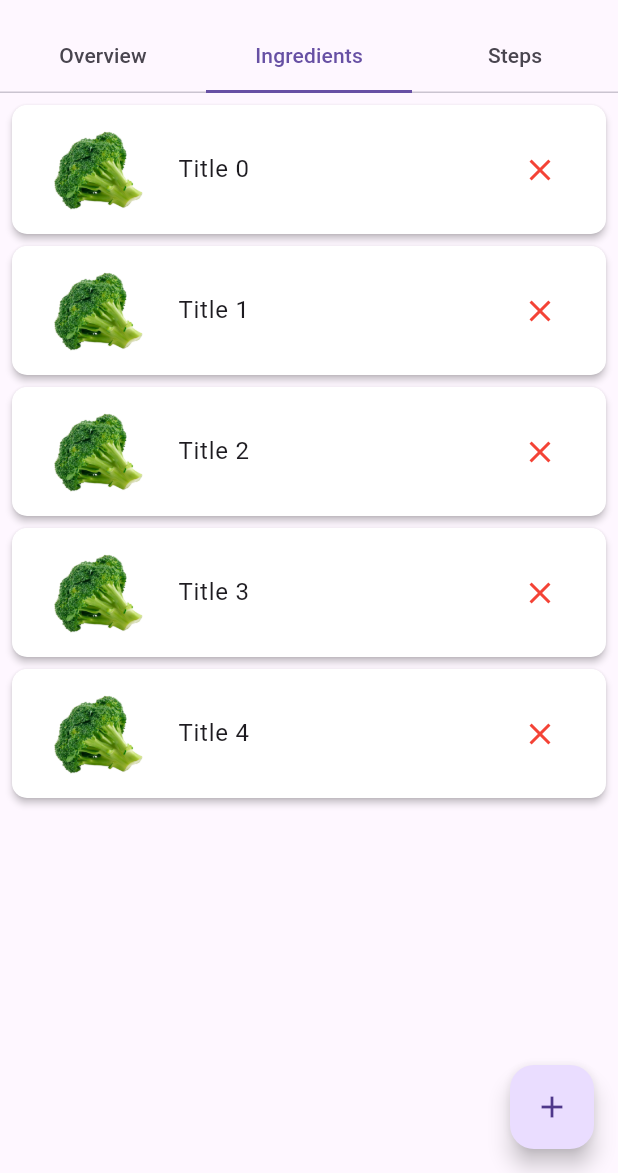
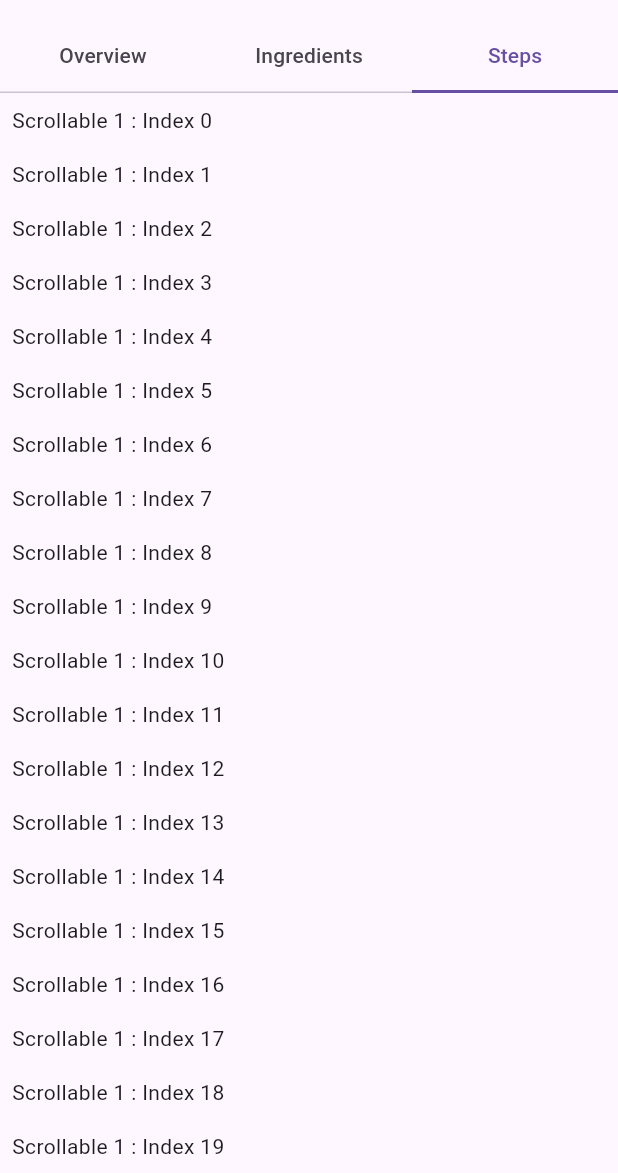
Before and after one commit to phihung17k/fridge_mobile, a Flutter app: the screen it shows after launch, on a phone screen of 412 x 824 dp, the part 63-1236 px from its top. Run offline on Flutter 3.47's test engine with Material 3 defaults, Android fonts, the phone set to English and light mode, and no system bars; our stand-ins replace equatable, get_it, rxdart.

Commit message:
add scroll

```diff
--- a/lib/pages/recipe_form/recipe_form_page.dart
+++ b/lib/pages/recipe_form/recipe_form_page.dart
@@ -1,5 +1,7 @@
 import 'package:flutter/material.dart';
+import 'package:fridge_mobile/pages/recipe_form/ingredients_form.dart';
 import 'package:fridge_mobile/pages/recipe_form/overview_form.dart';
+import 'package:fridge_mobile/pages/recipe_form/steps_form.dart';
 
 class RecipeFormPage extends StatefulWidget {
   const RecipeFormPage({super.key});
@@ -33,7 +35,7 @@ class _RecipeFormPageState extends State<RecipeFormPage> {
   Widget build(BuildContext context) {
     return DefaultTabController(
       length: 3,
-      initialIndex: 1,
+      initialIndex: 2,
       child: Form(
         child: Scaffold(
           appBar: AppBar(
@@ -77,64 +79,8 @@ class _RecipeFormPageState extends State<RecipeFormPage> {
           body: TabBarView(
             children: [
               const OverviewForm(),
-              Scaffold(
-                body: ReorderableListView.builder(
-                  // buildDefaultDragHandles: false,
-                  padding: const EdgeInsets.all(8),
-                  itemCount: 5,
-                  itemBuilder: (context, index) {
-                    return Card(
-                      key: Key("reorder item $index"),
-                      elevation: 2,
-                      shape: RoundedRectangleBorder(borderRadius: BorderRadius.circular(10)),
-                      color: Colors.white,
-                      margin: const EdgeInsets.only(bottom: 8),
-                      child: ListTile(
-                        contentPadding: const EdgeInsets.symmetric(vertical: 15, horizontal: 20),
-                        leading: const Image(
-                          image: AssetImage("assets/images/broccoli.png"),
-                        ),
-                        title: Text("Title $index"),
-                        trailing: IconButton(
-                          onPressed: () {},
-                          icon: const Icon(
-                            Icons.close,
-                            color: Colors.red,
-                          ),
-                        ),
-                      ),
-                    );
-                  },
-                  onReorder: (oldIndex, newIndex) {},
-                  proxyDecorator: (child, index, animation) {
-                    return AnimatedBuilder(
-                      animation: animation,
-                      builder: (BuildContext context, Widget? child) {
-                        // animation's effect for reorder itemw
-                        return Material(
-                          color: Colors.transparent,
-                          child: child,
-                        );
-                      },
-                      child: child,
-                    );
-                  },
-                ),
-                floatingActionButton: FloatingActionButton(
-                  onPressed: () {
-                    showModalBottomSheet(
-                      context: context,
-                      builder: (context) {
-                        return Container(
-                          color: Colors.amber,
-                        );
-                      },
-                    );
-                  },
-                  child: const Icon(Icons.add),
-                ),
-              ),
-              Text("3"),
+              IngredientsForm(),
+              StepsForm(),
             ],
           ),
         ),
--- /dev/null
+++ b/lib/pages/recipe_form/steps_form.dart
@@ -0,0 +1,32 @@
+import 'package:flutter/material.dart';
+
+class StepsForm extends StatefulWidget {
+  const StepsForm({super.key});
+
+  @override
+  State<StepsForm> createState() => _StepsFormState();
+}
+
+class _StepsFormState extends State<StepsForm> {
+  ScrollController _controller = new ScrollController();
+
+  @override
+  Widget build(BuildContext context) {
+    return Scrollbar(
+      thickness: 10,
+      controller: _controller,
+      trackVisibility: true,
+      child: ListView.builder(
+        // primary: true,
+        controller: _controller,
+        itemCount: 100,
+        itemBuilder: (BuildContext context, int index) {
+          return Padding(
+            padding: const EdgeInsets.all(8.0),
+            child: Text('Scrollable 1 : Index $index'),
+          );
+        },
+      ),
+    );
+  }
+}
```
Also changed, not shown: lib/pages/recipe_form/ingredients_form.dart (added, +66 -0 lines).
